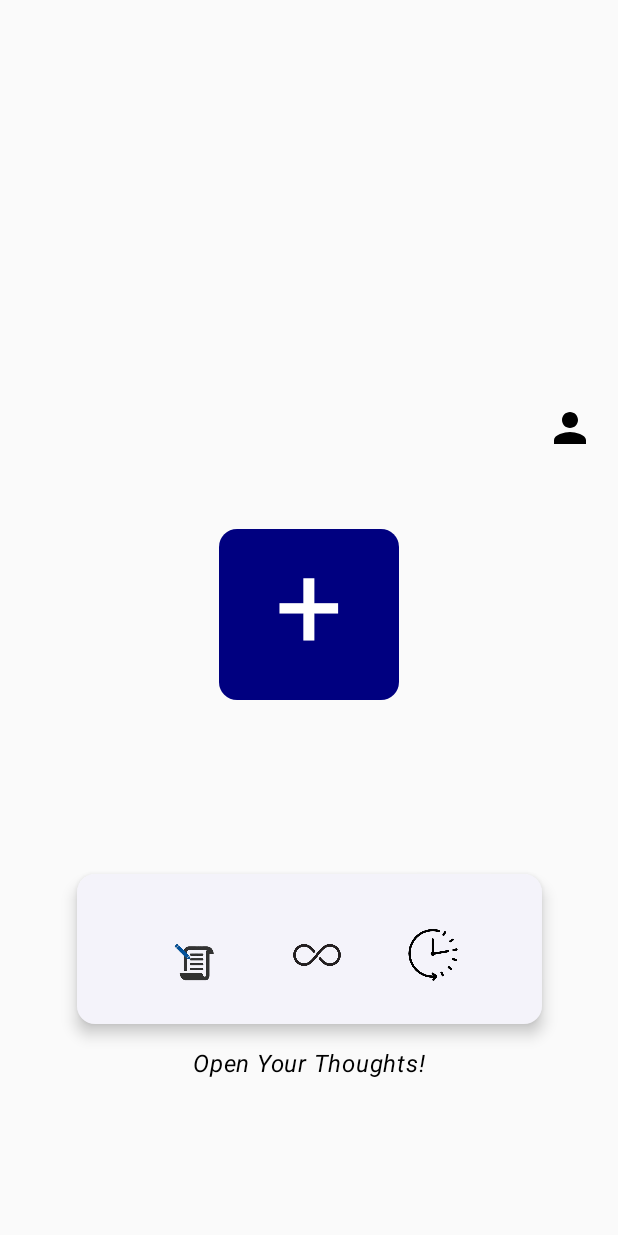
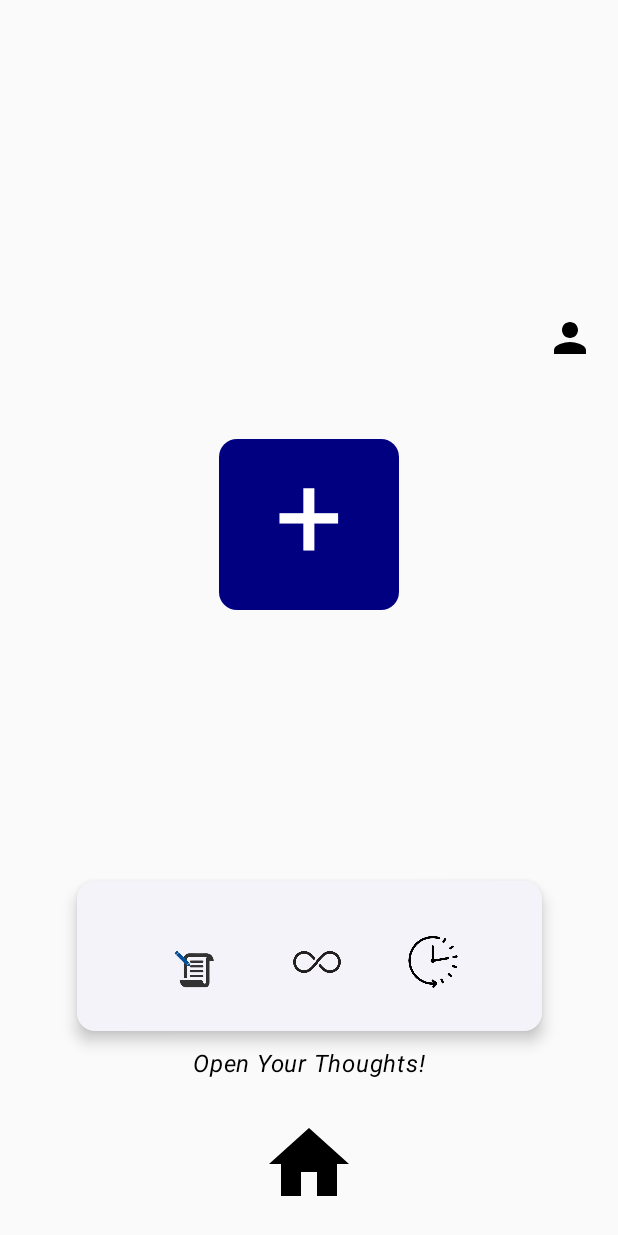
Before and after one commit to knightafter/Slore--A-Password-and-Notes-Manager-App., an Android app built with Jetpack Compose: the MainContent screen opened through its navigation route, on a phone screen of 412 x 824 dp. Run offline under Robolectric (Android 15) with nearby library versions, the phone set to English and light mode, and no system bars; our stand-ins replace Firebase (no records; nobody signed in at launch, a user with empty details on screens opened directly).

Commit message:
uffff! today is heafty

```diff
--- /dev/null
+++ b/app/src/main/java/com/example/slore/GeminiAiIntegration.kt
@@ -0,0 +1,44 @@
+package com.example.slore
+
+import com.google.ai.client.generativeai.GenerativeModel
+import com.google.ai.client.generativeai.type.BlockThreshold
+import com.google.ai.client.generativeai.type.HarmCategory
+import com.google.ai.client.generativeai.type.SafetySetting
+import com.google.ai.client.generativeai.type.asTextOrNull
+import com.google.ai.client.generativeai.type.generationConfig
+import com.google.ai.client.generativeai.type.Content
+import com.google.ai.client.generativeai.type.content
+import kotlinx.coroutines.runBlocking
+
+val model = GenerativeModel(
+    "gemini-1.5-flash-latest",
+    apiKey = "AIzaSyDYXPV31nQ7TafY8HPDSRLlr4UQgMU2xGo",
+    generationConfig = generationConfig {
+        temperature = 1f
+        topK = 64
+        topP = 0.95f
+        maxOutputTokens = 8192
+        responseMimeType = "text/plain"
+    },
+    safetySettings = listOf(
+        SafetySetting(HarmCategory.HARASSMENT, BlockThreshold.ONLY_HIGH),
+        SafetySetting(HarmCategory.HATE_SPEECH, BlockThreshold.ONLY_HIGH),
+        SafetySetting(HarmCategory.SEXUALLY_EXPLICIT, BlockThreshold.ONLY_HIGH),
+        SafetySetting(HarmCategory.DANGEROUS_CONTENT, BlockThreshold.ONLY_HIGH),
+    ),
+
+
+    systemInstruction = content { text("you are an assistant who has an good humor to the point tell the thing with facts and excitedly and promote the productivity and you work for the company called SLORE and you are deployed in the app called slore which functions is to store notes passwords emails and the user other content. and be serious chat person give answer to the point like if user ask for the answer do  give the intro like just say hey or write the user name with greetings and give the answer and in the last give the user a tip or fact about productivity or any good knowledable thing about the user topic in 1 or 2 line and before writing the tip or fact use \"Slore Tip:\"\n\n\n\nkeep the answer in under 800 characters but you also can generate the logest asnwers for 2500 hundred characters if the user ask to give him answer in breif.\n\n\nif a user talks about to give him a password then generate the strong password with 13 characters mix symbols and upper and lower case and if the user ask for simple and memorable password you can give me easy password but with it give a user description that it not recommended to use easy password as it is predictable do you want me to create a strong password and if then user says yes generate a strong password for default 13 characters and the criteria i have told you and if the user asks for the  uch stronger and complex password then you can.") },
+)
+
+val chatHistory = listOf<Content>()
+
+val chat = model.startChat(chatHistory)
+
+fun main() {
+    runBlocking {
+        val response = chat.sendMessage("INSERT_INPUT_HERE")
+        println(response.text)
+        println(response.candidates.first().content.parts.first().asTextOrNull())
+    }
+}
--- a/app/src/main/java/com/example/slore/mainPage.kt
+++ b/app/src/main/java/com/example/slore/mainPage.kt
@@ -3,33 +3,41 @@ package com.example.slore
 import androidx.compose.foundation.Image
 import androidx.compose.foundation.clickable
 import androidx.compose.foundation.layout.*
-import androidx.compose.foundation.lazy.LazyColumn
-import androidx.compose.foundation.lazy.items
+import androidx.compose.foundation.rememberScrollState
+import androidx.compose.foundation.text.selection.SelectionContainer
+import androidx.compose.foundation.verticalScroll
 import androidx.compose.material.icons.Icons
-import androidx.compose.material.icons.filled.ArrowForward
+import androidx.compose.material.icons.filled.Home
 import androidx.compose.material.icons.filled.Person
 import androidx.compose.material3.*
 import androidx.compose.runtime.*
 import androidx.compose.ui.Alignment
 import androidx.compose.ui.Modifier
 import androidx.compose.ui.graphics.Color
-import androidx.compose.ui.res.painterResource
 import androidx.compose.ui.text.font.FontStyle
 import androidx.compose.ui.unit.dp
 import androidx.compose.ui.unit.sp
 import androidx.navigation.NavHostController
 import androidx.compose.runtime.saveable.rememberSaveable
+import androidx.compose.foundation.lazy.LazyColumn
+import androidx.compose.foundation.lazy.items
+import androidx.compose.material.icons.filled.ArrowForward
+import androidx.compose.runtime.rememberCoroutineScope
+import androidx.compose.ui.res.painterResource
+import kotlinx.coroutines.delay
+import kotlinx.coroutines.launch
 
 @Composable
 fun MainContent(navController: NavHostController) {
-    val showDialog = remember { mutableStateOf(false) }
+    val showCategoryDialog = remember { mutableStateOf(false) }
+    val showGeminiDialog = remember { mutableStateOf(false) }
     var text by rememberSaveable { mutableStateOf("") }
 
     Box(
-        modifier = Modifier.fillMaxSize(),
-        contentAlignment = Alignment.Center
+        modifier = Modifier.fillMaxSize()
     ) {
         Column(
+            modifier = Modifier.fillMaxSize(),
             horizontalAlignment = Alignment.CenterHorizontally,
             verticalArrangement = Arrangement.Center
         ) {
@@ -57,7 +65,7 @@ fun MainContent(navController: NavHostController) {
                     .size(width = 120.dp, height = 130.dp)
                     .offset(y = 35.dp)
                     .padding(bottom = 16.dp)
-                    .clickable { showDialog.value = true } // Show dialog when card is clicked
+                    .clickable { showCategoryDialog.value = true } // Show category dialog when card is clicked
             ) {
                 Text(
                     text = "+",
@@ -70,13 +78,14 @@ fun MainContent(navController: NavHostController) {
                 )
             }
 
+            Spacer(modifier = Modifier.height(100.dp))
+
             ElevatedCard(
                 elevation = CardDefaults.cardElevation(
                     defaultElevation = 6.dp
                 ),
                 modifier = Modifier
-                    .size(width = 310.dp, height = 100.dp)
-                    .offset(y = 135.dp)
+                    .size(width = 310.dp, height = 100.dp).offset(x= 0.dp , y = 100.dp)
             ) {
                 Column(
                     modifier = Modifier.fillMaxSize(),
@@ -114,14 +123,35 @@ fun MainContent(navController: NavHostController) {
                 }
             }
 
-            Text(text = "Open Your Thoughts!", modifier = Modifier.offset(y = 150.dp),
+            Spacer(modifier = Modifier.height(20.dp))
+
+            Text(
+                text = "Open Your Thoughts!",
+                modifier = Modifier.offset(y = 90.dp),
                 fontStyle = FontStyle.Italic
             )
+        }
 
-            // Show dialog when showDialog is true
-            if (showDialog.value) {
+        // Home icon placed outside the card
+        Box(
+            modifier = Modifier
+                .fillMaxSize()
+                .padding(16.dp),
+            contentAlignment = Alignment.BottomCenter // Centering the Home icon
+        ) {
+            Icon(
+                imageVector = Icons.Default.Home,
+                contentDescription = "Home Icon",
+                modifier = Modifier
+                    .size(64.dp) // Increase the size of the home icon
+                    .clickable { showGeminiDialog.value = true } // Show Gemini dialog when home icon is clicked
+            )
+        }
+
+        // Show category dialog when showCategoryDialog is true
+        if (showCategoryDialog.value) {
             AlertDialog(
-                    onDismissRequest = { showDialog.value = false },
+                onDismissRequest = { showCategoryDialog.value = false },
                 title = { Text(text = "Select a category") },
                 text = {
                     LazyColumn {
@@ -136,7 +166,7 @@ fun MainContent(navController: NavHostController) {
                                             "Thoughts" -> navController.navigate("thoughts")
                                             "Emails" -> navController.navigate("Emails")
                                         }
-                                            showDialog.value = false
+                                        showCategoryDialog.value = false
                                     }
                                     .padding(16.dp)
                             )
@@ -161,12 +191,84 @@ fun MainContent(navController: NavHostController) {
                     }
                 },
                 confirmButton = {
-                        TextButton(onClick = { showDialog.value = false }) {
+                    TextButton(onClick = { showCategoryDialog.value = false }) {
                         Text("OK")
                     }
                 }
             )
         }
+
+        // Show Gemini dialog when showGeminiDialog is true
+        if (showGeminiDialog.value) {
+            GeminiDialog(showDialog = showGeminiDialog, text = text) { showGeminiDialog.value = false }
         }
     }
 }
+
+
+/*the below code is used getting the data initialized from the the file GeminiAiIntegration.kt and calling or showing in a beautiful way means
+* in a alert dialog box the backend is on the GeminiAiIntegration.kt and the visuals is in the current mainpage.kt */
+
+@Composable
+fun GeminiDialog(
+    showDialog: MutableState<Boolean>,
+    text: String,
+    dismissDialog: () -> Unit
+) {
+    var inputText by remember { mutableStateOf(text) }
+    var responseText by remember { mutableStateOf("") }
+    var isLoading by remember { mutableStateOf(false) }
+    val coroutineScope = rememberCoroutineScope()
+
+    AlertDialog(
+        onDismissRequest = dismissDialog,
+        title = { Text(text = "Your Slore Assistant") },
+        text = {
+            Column(
+                modifier = Modifier.verticalScroll(rememberScrollState())
+            ) {
+                TextField(
+                    value = inputText,
+                    onValueChange = { inputText = it },
+                    label = { Text("Enter your query") },
+                    modifier = Modifier.fillMaxWidth()
+                )
+
+                Spacer(modifier = Modifier.height(16.dp))
+
+                Row(verticalAlignment = Alignment.CenterVertically) {
+                    Button(
+                        onClick = {
+                            // Submit the query and get the response
+                            isLoading = true
+                            coroutineScope.launch {
+                                val chatResponse = model.startChat(listOf()).sendMessage(inputText)
+                                delay(2000) // Simulate 2 seconds delay
+                                responseText = chatResponse.text ?: ""
+                                isLoading = false
+                            }
+                        },
+                        modifier = Modifier.weight(1f)
+                    ) {
+                        Text("Enter")
+                    }
+
+                    if (isLoading) {
+                        Spacer(modifier = Modifier.width(8.dp))
+                        CircularProgressIndicator()
+                    }
+                }
+
+                // Display the response inside SelectionContainer
+                SelectionContainer {
+                    Text(responseText)
+                }
+            }
+        },
+        confirmButton = {
+            TextButton(onClick = dismissDialog) {
+                Text("OK")
+            }
+        }
+    )
+}
--- a/build.gradle.kts
+++ b/build.gradle.kts
@@ -3,6 +3,8 @@ plugins {
     alias(libs.plugins.android.application) apply false
     alias(libs.plugins.jetbrains.kotlin.android) apply false
     id("com.google.gms.google-services") version "4.4.1" apply false
+
+
 }
 
 buildscript {
--- a/gradle/libs.versions.toml
+++ b/gradle/libs.versions.toml
@@ -1,5 +1,5 @@
 [versions]
-agp = "8.4.0"
+agp = "8.4.1"
 kotlin = "1.9.0"
 coreKtx = "1.13.1"
 junit = "4.13.2"
```
Also changed, not shown: app/build.gradle.kts (+15 -0 lines), 1 other file. Lines whose indentation alone changed are shown as unchanged.
